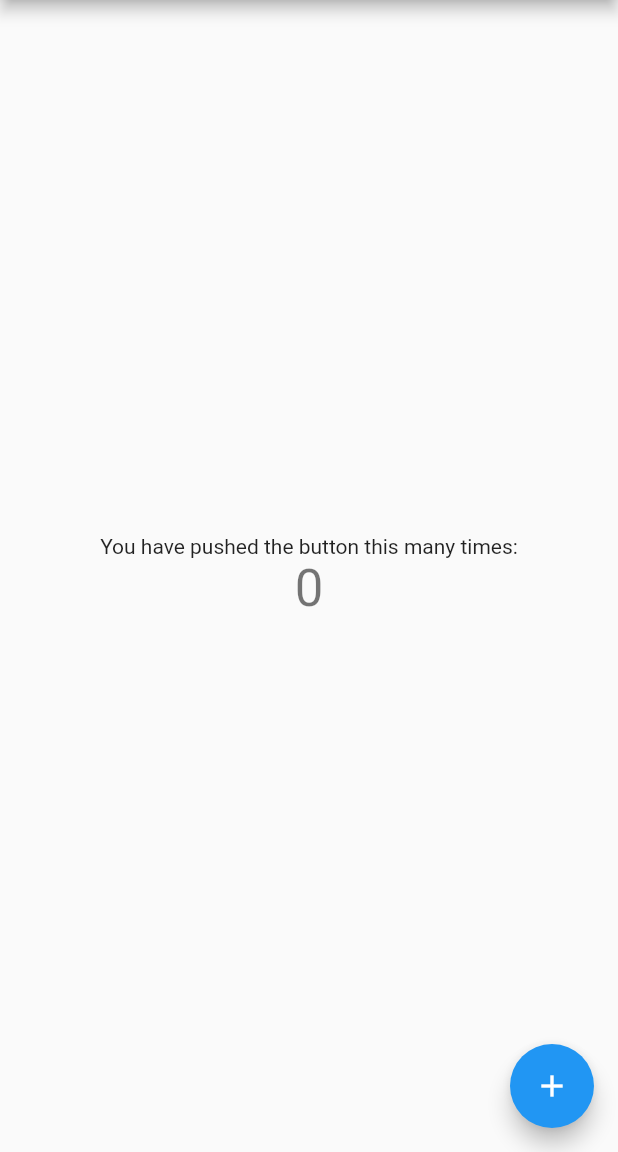
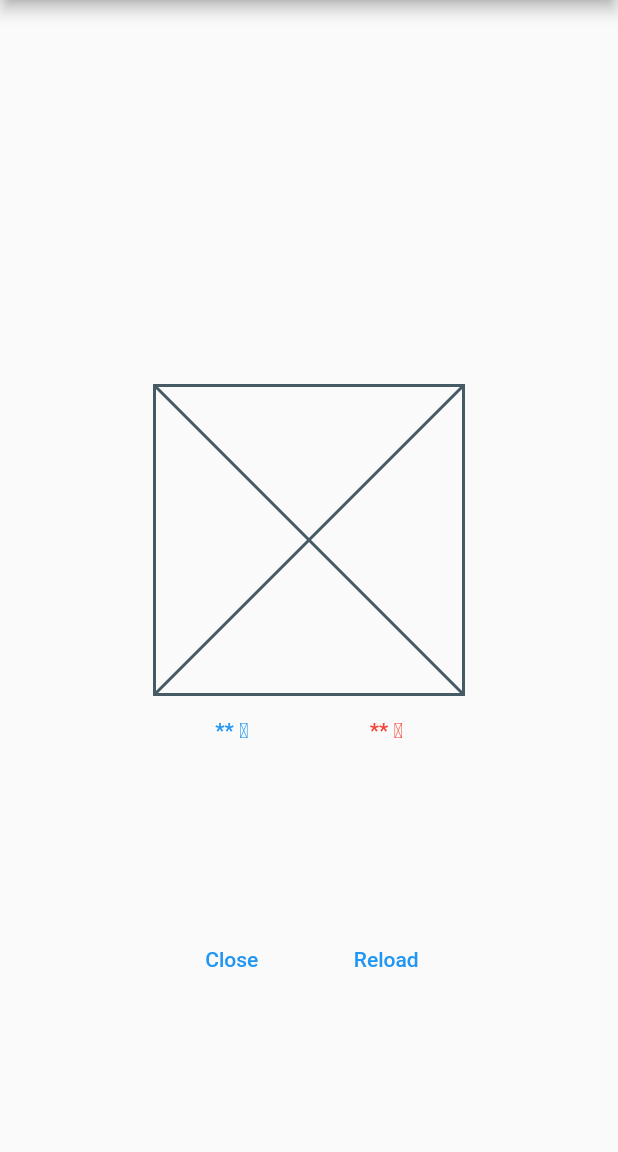
Before and after one commit to lambdasawa/yumemi-inc-flutter-training-template, a Flutter app: the screen it shows after launch, on a phone screen of 412 x 824 dp, the part 84-1236 px from its top. Run offline on Flutter 3.47's test engine with Material 2 defaults, Android fonts, the phone set to English and light mode, and no system bars.

Commit message:
Session1-Layout

```diff
--- a/lib/main.dart
+++ b/lib/main.dart
@@ -48,68 +48,100 @@ class MyHomePage extends StatefulWidget {
 }
 
 class _MyHomePageState extends State<MyHomePage> {
-  int _counter = 0;
+  @override
+  Widget build(BuildContext context) {
+    final placeholderSize = MediaQuery.of(context).size.width / 2;
 
-  void _incrementCounter() {
-    setState(() {
-      // This call to setState tells the Flutter framework that something has
-      // changed in this State, which causes it to rerun the build method below
-      // so that the display can reflect the updated values. If we changed
-      // _counter without calling setState(), then the build method would not be
-      // called again, and so nothing would appear to happen.
-      _counter++;
-    });
+    return Scaffold(
+      appBar: AppBar(
+        title: Text(widget.title),
+      ),
+      body: Center(
+        child: SizedBox(
+          width: placeholderSize,
+          child: Column(
+            mainAxisAlignment: MainAxisAlignment.center,
+            children: [
+              const Spacer(),
+              TemperatureGroup(size: placeholderSize),
+              const Expanded(child: TemperatureButtons()),
+            ],
+          ),
+        ),
+      ),
+    );
   }
+}
+
+class TemperatureButtons extends StatelessWidget {
+  const TemperatureButtons({
+    super.key,
+  });
 
   @override
   Widget build(BuildContext context) {
-    // This method is rerun every time setState is called, for instance as done
-    // by the _incrementCounter method above.
-    //
-    // The Flutter framework has been optimized to make rerunning build methods
-    // fast, so that you can just rebuild anything that needs updating rather
-    // than having to individually change instances of widgets.
-    return Scaffold(
-      appBar: AppBar(
-        // Here we take the value from the MyHomePage object that was created by
-        // the App.build method, and use it to set our appbar title.
-        title: Text(widget.title),
-      ),
-      body: Center(
-        // Center is a layout widget. It takes a single child and positions it
-        // in the middle of the parent.
-        child: Column(
-          // Column is also a layout widget. It takes a list of children and
-          // arranges them vertically. By default, it sizes itself to fit its
-          // children horizontally, and tries to be as tall as its parent.
-          //
-          // Invoke "debug painting" (press "p" in the console, choose the
-          // "Toggle Debug Paint" action from the Flutter Inspector in Android
-          // Studio, or the "Toggle Debug Paint" command in Visual Studio Code)
-          // to see the wireframe for each widget.
-          //
-          // Column has various properties to control how it sizes itself and
-          // how it positions its children. Here we use mainAxisAlignment to
-          // center the children vertically; the main axis here is the vertical
-          // axis because Columns are vertical (the cross axis would be
-          // horizontal).
-          mainAxisAlignment: MainAxisAlignment.center,
-          children: <Widget>[
-            const Text(
-              'You have pushed the button this many times:',
-            ),
-            Text(
-              '$_counter',
-              style: Theme.of(context).textTheme.headlineMedium,
-            ),
-          ],
+    return Row(
+      children: [
+        Expanded(
+          child: TextButton(
+            onPressed: () {},
+            child: const Text('Close'),
+          ),
         ),
-      ),
-      floatingActionButton: FloatingActionButton(
-        onPressed: _incrementCounter,
-        tooltip: 'Increment',
-        child: const Icon(Icons.add),
-      ), // This trailing comma makes auto-formatting nicer for build methods.
+        Expanded(
+          child: TextButton(
+            onPressed: () {},
+            child: const Text('Reload'),
+          ),
+        ),
+      ],
     );
   }
 }
+
+class TemperatureGroup extends StatelessWidget {
+  const TemperatureGroup({
+    super.key,
+    required this.size,
+  });
+
+  final double size;
+
+  @override
+  Widget build(BuildContext context) {
+    return Column(
+      children: [
+        Placeholder(fallbackHeight: size),
+        Row(
+          children: const [
+            TemperatureText(color: Colors.blue),
+            TemperatureText(color: Colors.red),
+          ],
+        )
+      ],
+    );
+  }
+}
+
+class TemperatureText extends StatelessWidget {
+  const TemperatureText({
+    super.key,
+    required this.color,
+  });
+
+  final Color color;
+
+  @override
+  Widget build(BuildContext context) {
+    return Expanded(
+      child: Padding(
+        padding: const EdgeInsets.symmetric(vertical: 16),
+        child: Text(
+          '** ℃',
+          textAlign: TextAlign.center,
+          style: Theme.of(context).textTheme.labelLarge?.copyWith(color: color),
+        ),
+      ),
+    );
+  }
+}
```
